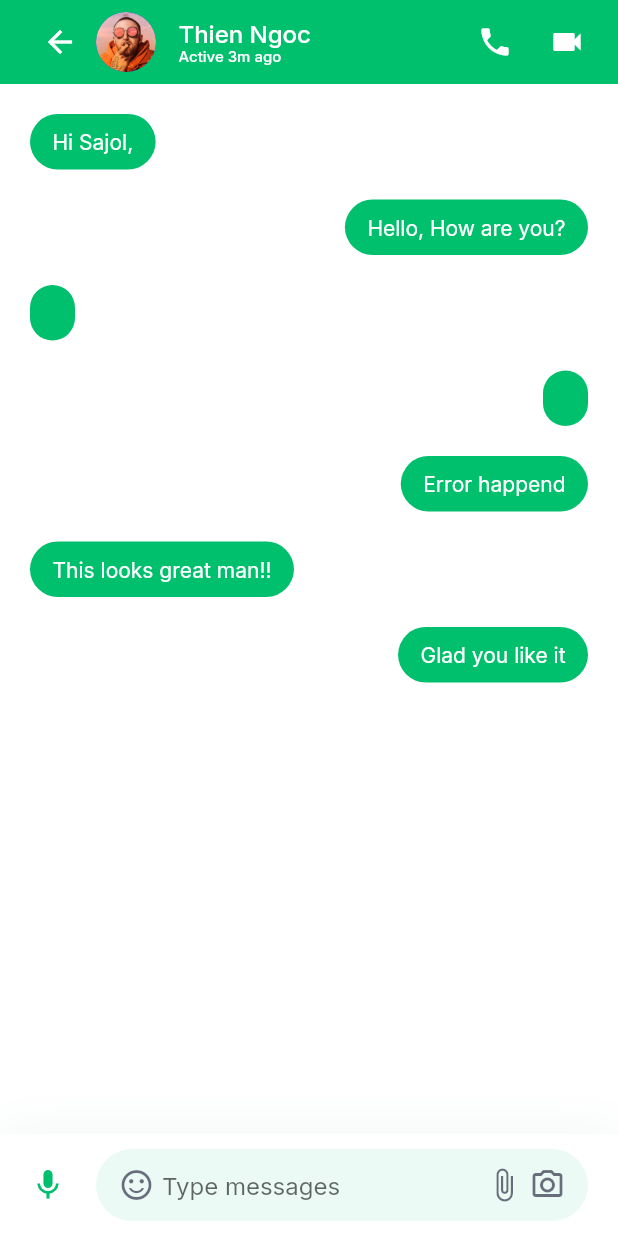
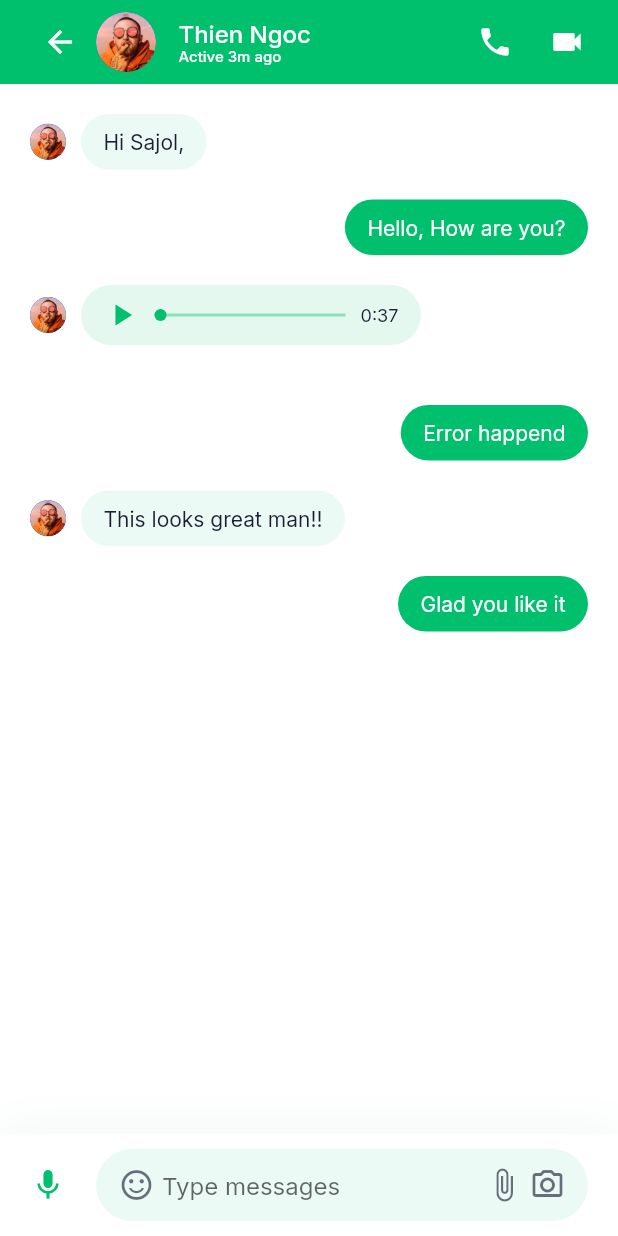
Before and after one commit to hienle2703/flutter_chat_firebase, a Flutter app: the MessageScreen screen opened directly, on a phone screen of 412 x 824 dp. Run offline on Flutter 3.47's test engine with Material 2 defaults, Android fonts, the phone set to English and light mode, and no system bars; our stand-ins replace google_fonts.

Commit message:
Add UI Audio message

```diff
--- /dev/null
+++ b/lib/screens/messages/components/audio_message.dart
@@ -0,0 +1,69 @@
+import 'package:chat/constants.dart';
+import 'package:chat/models/ChatMessage.dart';
+import 'package:flutter/material.dart';
+
+class AudioMessage extends StatelessWidget {
+  const AudioMessage({
+    Key key,
+    this.message,
+  }) : super(key: key);
+
+  final ChatMessage message;
+
+  @override
+  Widget build(BuildContext context) {
+    return Container(
+      width: MediaQuery.of(context).size.width * 0.55,
+      padding: EdgeInsets.symmetric(
+        horizontal: kDefaultPadding * 0.75,
+        vertical: kDefaultPadding / 2.5,
+      ),
+      decoration: BoxDecoration(
+          borderRadius: BorderRadius.circular(30),
+          color: kPrimaryColor.withOpacity(message.isSender ? 1 : 0.1)),
+      child: Row(
+        children: [
+          Icon(Icons.play_arrow,
+              color: message.isSender ? Colors.white : kPrimaryColor),
+          Expanded(
+            child: Padding(
+              padding:
+                  const EdgeInsets.symmetric(horizontal: kDefaultPadding * 0.5),
+              child: Stack(
+                clipBehavior: Clip.none,
+                alignment: Alignment.center,
+                children: [
+                  Container(
+                    width: double.infinity,
+                    height: 2,
+                    color: message.isSender
+                        ? Colors.white
+                        : kPrimaryColor.withOpacity(0.4),
+                  ),
+                  Positioned(
+                    left: 0,
+                    child: Container(
+                      height: 8,
+                      width: 8,
+                      decoration: BoxDecoration(
+                        color: message.isSender ? Colors.white : kPrimaryColor,
+                        shape: BoxShape.circle,
+                      ),
+                    ),
+                  ),
+                ],
+              ),
+            ),
+          ),
+          Text(
+            "0:37",
+            style: TextStyle(
+              fontSize: 12,
+              color: message.isSender ? Colors.white : null,
+            ),
+          )
+        ],
+      ),
+    );
+  }
+}
--- a/lib/screens/messages/components/body.dart
+++ b/lib/screens/messages/components/body.dart
@@ -3,6 +3,8 @@ import 'package:chat/models/ChatMessage.dart';
 import 'package:flutter/material.dart';
 
 import 'chat_input_field.dart';
+import 'message.dart';
+import 'text_message.dart';
 
 class Body extends StatelessWidget {
   @override
@@ -14,8 +16,11 @@ class Body extends StatelessWidget {
             padding: const EdgeInsets.symmetric(horizontal: kDefaultPadding),
             child: ListView.builder(
               itemCount: demeChatMessages.length,
-              itemBuilder: ((context, index) => Message(
-                    message: demeChatMessages[index],
+              itemBuilder: ((context, index) => Padding(
+                    padding: const EdgeInsets.only(top: kDefaultPadding),
+                    child: Message(
+                      message: demeChatMessages[index],
+                    ),
                   )),
             ),
           ),
@@ -25,48 +30,3 @@ class Body extends StatelessWidget {
     );
   }
 }
-
-class Message extends StatelessWidget {
-  const Message({
-    Key key,
-    @required this.message,
-  }) : super(key: key);
-
-  final ChatMessage message;
-
-  @override
-  Widget build(BuildContext context) {
-    return Row(
-      mainAxisAlignment:
-          message.isSender ? MainAxisAlignment.end : MainAxisAlignment.start,
-      children: [
-        TextMessage(
-          message: message,
-        ),
-      ],
-    );
-  }
-}
-
-class TextMessage extends StatelessWidget {
-  const TextMessage({
-    Key key,
-    @required this.message,
-  }) : super(key: key);
-
-  final ChatMessage message;
-
-  @override
-  Widget build(BuildContext context) {
-    return Container(
-        margin: EdgeInsets.only(top: kDefaultPadding),
-        padding: EdgeInsets.symmetric(
-            horizontal: kDefaultPadding * 0.75, vertical: kDefaultPadding / 2),
-        decoration: BoxDecoration(
-            color: kPrimaryColor, borderRadius: BorderRadius.circular(30)),
-        child: Text(
-          message.text,
-          style: TextStyle(color: Colors.white),
-        ));
-  }
-}
--- /dev/null
+++ b/lib/screens/messages/components/message.dart
@@ -0,0 +1,46 @@
+import 'package:chat/constants.dart';
+import 'package:chat/models/ChatMessage.dart';
+import 'package:flutter/material.dart';
+
+import 'audio_message.dart';
+import 'text_message.dart';
+
+class Message extends StatelessWidget {
+  const Message({
+    Key key,
+    @required this.message,
+  }) : super(key: key);
+
+  final ChatMessage message;
+
+  @override
+  Widget build(BuildContext context) {
+    Widget messageContainer(ChatMessage message) {
+      switch (message.messageType) {
+        case ChatMessageType.text:
+          return TextMessage(message: message);
+          break;
+        case ChatMessageType.audio:
+          return AudioMessage(message: message);
+          break;
+        default:
+          return SizedBox();
+      }
+    }
+
+    return Row(
+      mainAxisAlignment:
+          message.isSender ? MainAxisAlignment.end : MainAxisAlignment.start,
+      children: [
+        if (!message.isSender) ...[
+          CircleAvatar(
+            radius: 12,
+            backgroundImage: AssetImage("assets/images/user_2.png"),
+          ),
+          SizedBox(width: kDefaultPadding / 2),
+        ],
+        messageContainer(message),
+      ],
+    );
+  }
+}
--- /dev/null
+++ b/lib/screens/messages/components/text_message.dart
@@ -0,0 +1,31 @@
+import 'package:chat/constants.dart';
+import 'package:chat/models/ChatMessage.dart';
+import 'package:flutter/material.dart';
+
+class TextMessage extends StatelessWidget {
+  const TextMessage({
+    Key key,
+    @required this.message,
+  }) : super(key: key);
+
+  final ChatMessage message;
+
+  @override
+  Widget build(BuildContext context) {
+    return Container(
+      padding: EdgeInsets.symmetric(
+          horizontal: kDefaultPadding * 0.75, vertical: kDefaultPadding / 2),
+      decoration: BoxDecoration(
+        color: kPrimaryColor.withOpacity(message.isSender ? 1 : 0.08),
+        borderRadius: BorderRadius.circular(30),
+      ),
+      child: Text(
+        message.text,
+        style: TextStyle(
+            color: message.isSender
+                ? Colors.white
+                : Theme.of(context).textTheme.bodyText1.color),
+      ),
+    );
+  }
+}
```
Also changed, not shown: 1 other file.
